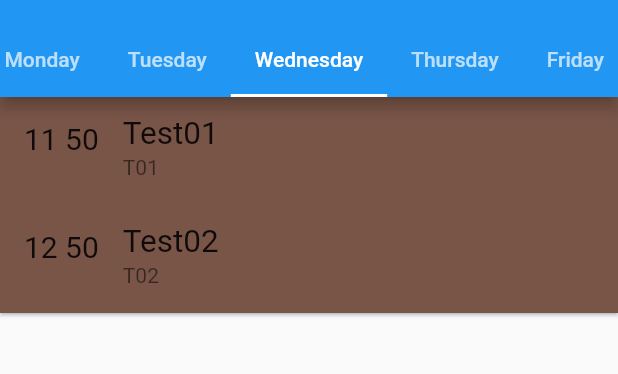
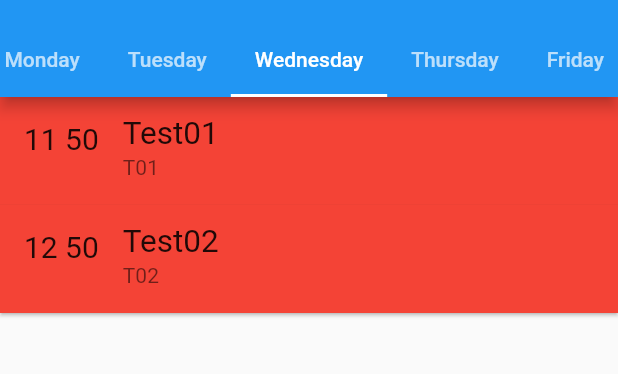
Before and after one commit to PEC-CSS/Time-Table-App, a Flutter app: the screen it shows after launch, on a phone screen of 412 x 824 dp, the part 59-433 px from its top. Run offline on Flutter 3.47's test engine with Material 2 defaults, Android fonts, the phone set to English and light mode, and no system bars.

Commit message:
reorganised files in a directory structure

```diff
--- a/lib/database.dart
+++ b/lib/database/database.dart
@@ -1,6 +1,6 @@
-import 'subject.dart';
-import 'days.dart';
-import 'task.dart';
+import '../model/subject_model.dart';
+import '../model/days.dart';
+import '../model/task_model.dart';
 
 class Database{
   static List<Subject> get(Days day){
--- a/lib/homePage.dart
+++ b/lib/home/home_page.dart
@@ -1,7 +1,7 @@
 import 'package:flutter/material.dart';
 
-import 'tableDayGenerator.dart';
-import 'days.dart';
+import 'table_day_generator.dart';
+import '../model/days.dart';
 
 class Home extends StatelessWidget {
   final String title;
@@ -19,7 +19,6 @@ class Home extends StatelessWidget {
 
   @override
   Widget build(BuildContext context) {
-
     return DefaultTabController(
       length: tabs.length,
       initialIndex: DateTime.now().weekday - 1,
--- a/lib/main.dart
+++ b/lib/main.dart
@@ -1,6 +1,6 @@
 import 'package:flutter/material.dart';
 
-import 'homePage.dart';
+import 'home/home_page.dart';
 
 
 void main() {
--- a/lib/subject.dart
+++ b/lib/model/subject_model.dart
@@ -1,4 +1,4 @@
-import 'task.dart';
+import 'task_model.dart';
 
 class Subject{
   String name;
--- a/lib/popupSubjectCard.dart
+++ b/lib/widgets/popup_subject_card.dart
@@ -1,6 +1,6 @@
 import 'package:flutter/material.dart';
 
-import 'subject.dart';
+import '../model/subject_model.dart';
 
 class PopupSubjectCard extends StatelessWidget {
   const PopupSubjectCard({Key? key, required this.subject}) : super(key: key);
--- a/lib/subjectCard.dart
+++ b/lib/widgets/subject_card.dart
@@ -1,9 +1,8 @@
 import 'package:flutter/material.dart';
-import 'dart:math';
 
-import 'subject.dart';
-import 'popupSubjectCard.dart';
-import 'heroDialogRoute.dart';
+import '../model/subject_model.dart';
+import 'popup_subject_card.dart';
+import '../home/hero_dialog_route.dart';
 
 class SubjectCard extends StatelessWidget {
   final Subject subject;
@@ -26,7 +25,7 @@ class SubjectCard extends StatelessWidget {
       child: Hero(
         tag: this.subject.code,
         child: Card(
-          color: Colors.primaries[Random().nextInt(Colors.primaries.length)],
+          color: Colors.red,
           margin: EdgeInsets.zero,
           shape: Border(),
           child:  ListTile(
```
Also changed, not shown: lib/home/table_day_generator.dart (renamed from lib/tableDayGenerator.dart, +4 -4 lines), lib/home/hero_dialog_route.dart (renamed from lib/heroDialogRoute.dart), lib/model/days.dart (renamed from lib/days.dart), lib/model/task_model.dart (renamed from lib/task.dart).
